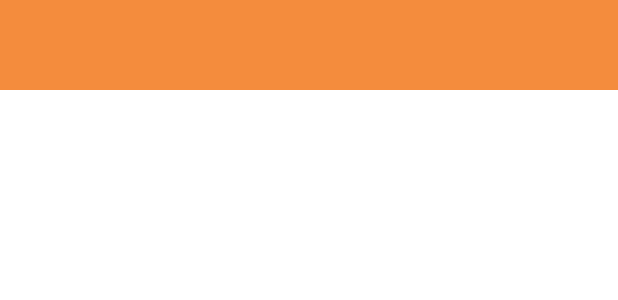
After one commit to subhambikashbehera/InstagramVideoDownloader, an Android app: the layout fragment_viewpager.xml on its own in the app's theme, with its tools: preview values and no code run, on a phone screen of 412 x 824 dp. The commit adds this screen. Shown: the top 300 px of the screen. Run offline under Robolectric (Android 15) with nearby library versions, the phone set to English and light mode, and no system bars; network calls fail.

Commit message:
new changes

```diff
--- a/app/src/main/java/com/subhambikashsubhamgupta/instagramdownloader/FragmentAdapter.kt
+++ /dev/null
@@ -1,4 +0,0 @@
-package com.subhambikashsubhamgupta.instagramdownloader
-
-class FragmentAdapter {
-}
--- /dev/null
+++ b/app/src/main/res/layout/fragment_viewpager.xml
@@ -0,0 +1,29 @@
+<?xml version="1.0" encoding="utf-8"?>
+<LinearLayout xmlns:android="http://schemas.android.com/apk/res/android"
+    xmlns:tools="http://schemas.android.com/tools"
+    android:layout_width="match_parent"
+    android:layout_height="match_parent"
+    xmlns:app="http://schemas.android.com/apk/res-auto"
+    android:orientation="vertical"
+    tools:context=".viewpager">
+
+
+    <com.google.android.material.tabs.TabLayout
+        android:id="@+id/tablayout"
+        android:background="#F48C3D"
+        app:tabGravity="fill"
+        app:tabMode="fixed"
+        app:tabInlineLabel="true"
+        app:tabTextColor="@color/white"
+        android:layout_width="match_parent"
+        android:layout_height="60dp">
+
+    </com.google.android.material.tabs.TabLayout>
+
+    <androidx.viewpager.widget.ViewPager
+        android:layout_width="match_parent"
+        android:layout_height="match_parent"
+        android:id="@+id/viewpager1" />
+
+
+</LinearLayout>
```
Also changed, not shown: app/src/main/java/com/subhambikashsubhamgupta/instagramdownloader/DownloadFragment.kt (+3 -37 lines), app/src/main/java/com/subhambikashsubhamgupta/instagramdownloader/HistoryAdapter.kt (+19 -16 lines), app/src/main/java/com/subhambikashsubhamgupta/instagramdownloader/HistoryFragment.kt (+1 -38 lines), app/src/main/java/com/subhambikashsubhamgupta/instagramdownloader/HistoryModel.kt (+5 -38 lines), app/src/main/java/com/subhambikashsubhamgupta/instagramdownloader/MainActivity.kt (+5 -24 lines), app/src/main/java/com/subhambikashsubhamgupta/instagramdownloader/PageAdapters.kt (added, +33 -0 lines), app/src/main/java/com/subhambikashsubhamgupta/instagramdownloader/viewpager.kt (added, +51 -0 lines), app/src/main/res/layout/activity_main.xml (+11 -17 lines).
